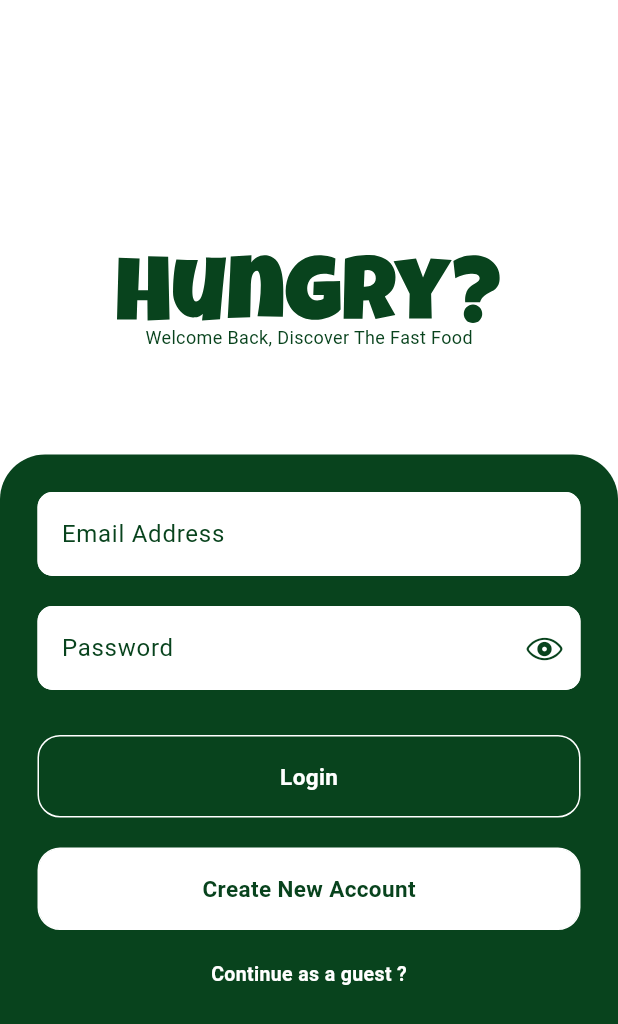
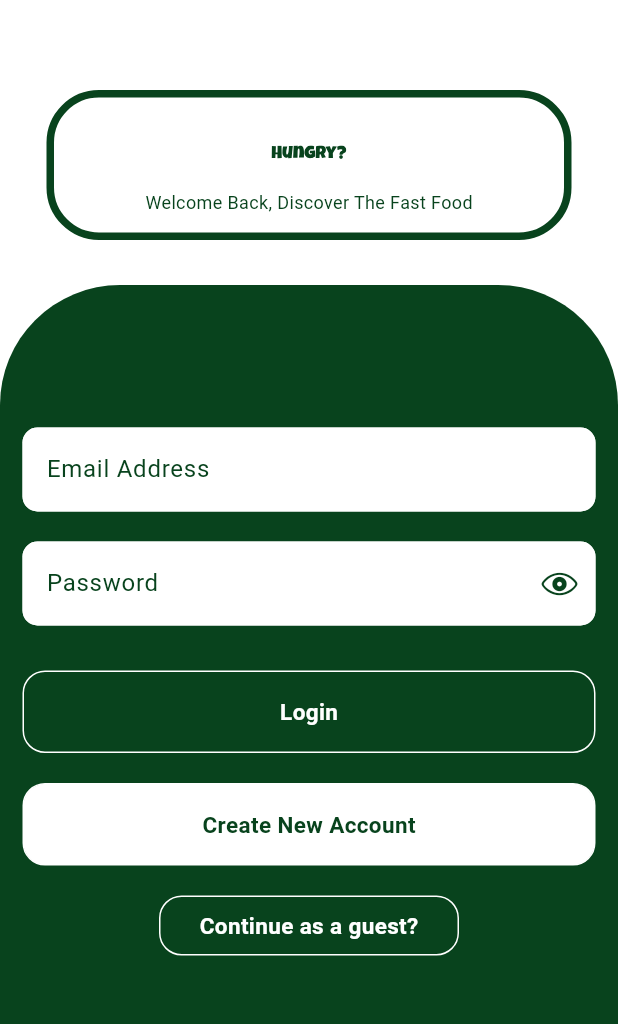
Before and after one commit to Mostafaghozy/AuraEats, a Flutter app: the LoginView screen opened directly, on a phone screen of 412 x 824 dp. Shown: the top 1024 px of the screen. Run offline on Flutter 3.47's test engine with Material 3 defaults, Android fonts, the phone set to English and light mode, and no system bars; our stand-ins replace device_preview, flutter_svg, gap, lottie.

Commit message:
improve login ui

```diff
--- a/lib/features/auth/views/login_view.dart
+++ b/lib/features/auth/views/login_view.dart
@@ -27,30 +27,48 @@ class LoginView extends StatelessWidget {
             key: formKey,
             child: Column(
               children: [
-                Gap(170),
+                Gap(60),
+                Container(
+                  height: 100,
+                  width: 350,
+                  decoration: BoxDecoration(
+                    color: Colors.white,
+                    border: Border.all(color: AppColors.primary, width: 5),
+                    borderRadius: BorderRadius.circular(35),
+                  ),
+                  child: Column(
+                    mainAxisAlignment: MainAxisAlignment.center,
+                    children: [
                       SvgPicture.asset(
                         "assets/logo/Hungry_.svg",
                         color: AppColors.primary,
+                        width: 50,
+                        height: 50,
                       ),
                       CustomText(
                         text: 'Welcome Back, Discover The Fast Food',
                         color: AppColors.primary,
                         size: 12,
                       ),
-                Gap(70),
+                    ],
+                  ),
+                ),
+                Gap(30),
+
                 Expanded(
                   child: Container(
-                    padding: EdgeInsets.all(25),
+                    padding: EdgeInsets.all(15),
                     decoration: BoxDecoration(
                       color: AppColors.primary,
                       borderRadius: BorderRadius.only(
-                        topLeft: Radius.circular(30),
-                        topRight: Radius.circular(30),
+                        topLeft: Radius.circular(80),
+                        topRight: Radius.circular(80),
                       ),
                     ),
                     child: SingleChildScrollView(
                       child: Column(
                         children: [
+                          Gap(80),
                           CustomTextfield(
                             hint: "Email Address",
                             isPassword: false,
@@ -86,22 +104,17 @@ class LoginView extends StatelessWidget {
 
                           ///Guest
                           Gap(20),
-                          GestureDetector(
-                            onTap: () {
-                              Navigator.push(
+                          CustomAuthBtn(
+                            width: 200,
+                            height: 40,
+                            text: "Continue as a guest?",
+                            onTap: () => Navigator.push(
                               context,
                               MaterialPageRoute(
                                 builder: (c) {
                                   return Root();
                                 },
                               ),
-                              );
-                            },
-                            child: CustomText(
-                              text: "Continue as a guest ?",
-                              color: Colors.white,
-                              size: 13,
-                              weight: FontWeight.bold,
                             ),
                           ),
                         ],
--- a/lib/features/auth/widgets/custom_btn.dart
+++ b/lib/features/auth/widgets/custom_btn.dart
@@ -11,19 +11,21 @@ class CustomAuthBtn extends StatelessWidget {
     this.color,
     this.textColor,
     this.width,
+    this.height,
   });
   final Function()? onTap;
   final String text;
   final Color? color;
   final Color? textColor;
   final double? width;
+  final double? height;
 
   @override
   Widget build(BuildContext context) {
     return GestureDetector(
       onTap: onTap,
       child: Container(
-        height: 55,
+        height: height ?? 55,
         width: width ?? double.infinity,
         decoration: BoxDecoration(
           color: color ?? AppColors.primary,
--- a/lib/main.dart
+++ b/lib/main.dart
@@ -27,7 +27,7 @@ class MyApp extends StatelessWidget {
       builder: DevicePreview.appBuilder,
       debugShowCheckedModeBanner: false,
       theme: ThemeData(scaffoldBackgroundColor: Colors.white),
-      home: SplashView(),
+      home: const LoginView(),
     );
   }
 }
```
Lines whose indentation alone changed are shown as unchanged.
